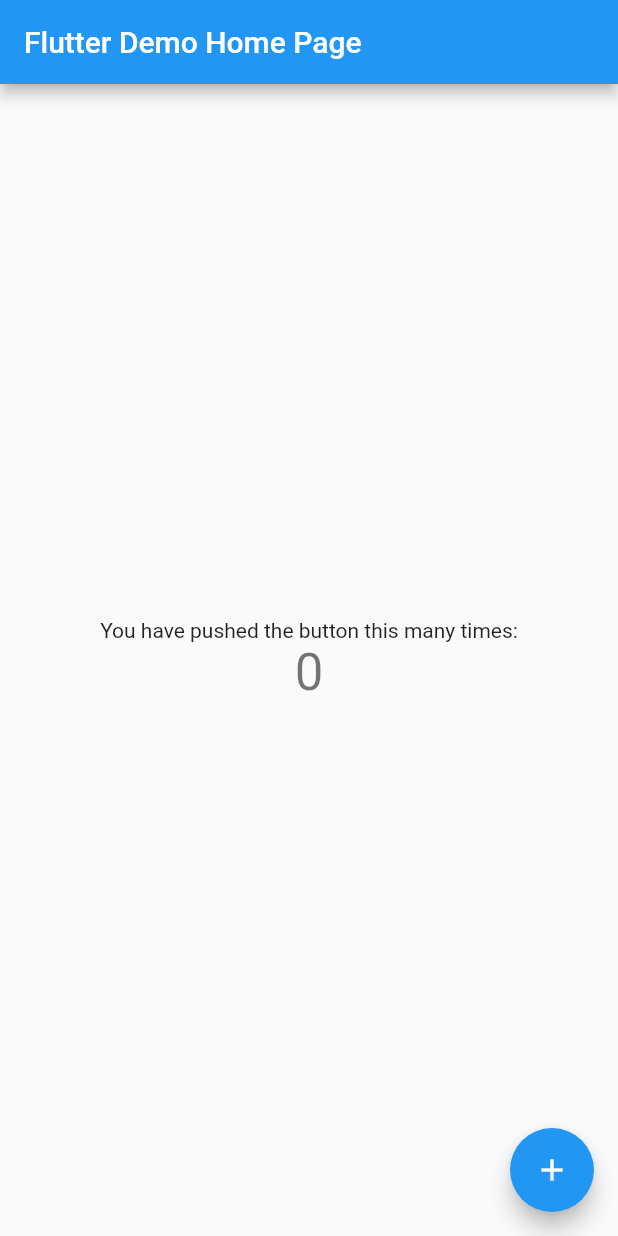
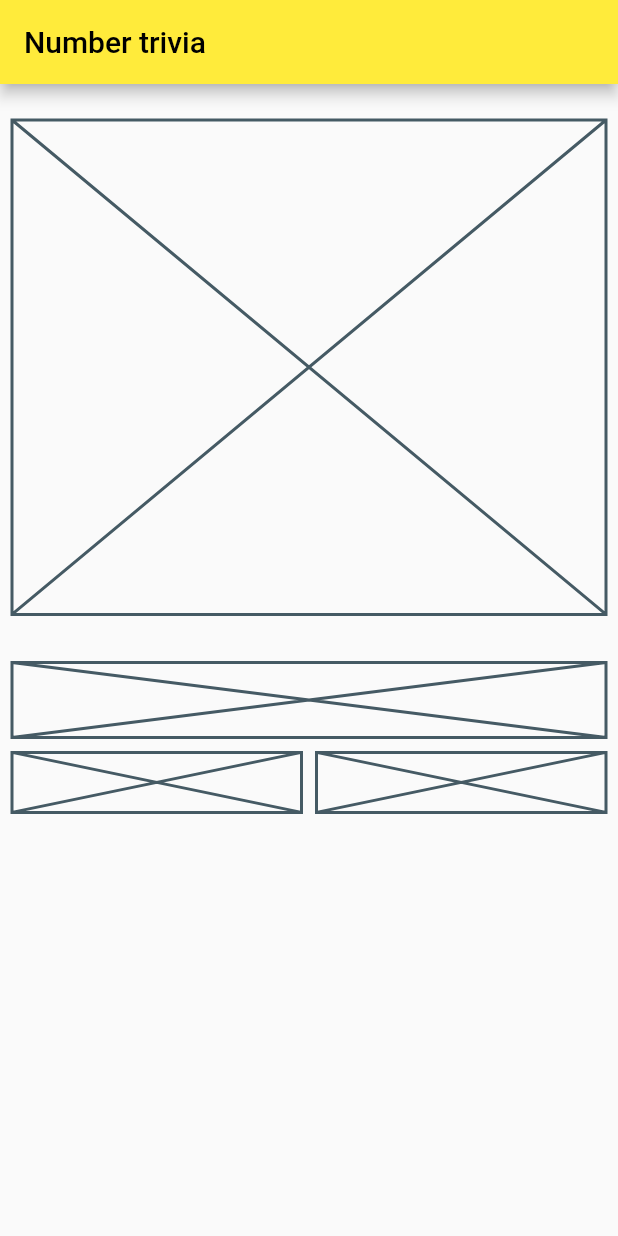
Before and after one commit to Matheus-IT/number_trivia_clean_arch, a Flutter app: the screen it shows after launch, on a phone screen of 412 x 824 dp. Run offline on Flutter 3.47's test engine with Material 2 defaults, Android fonts, the phone set to English and light mode, and no system bars; our stand-ins replace dartz, equatable, flutter_bloc, get_it, shared_preferences; missing offline and left inert: data_connection_checker_nulls.

Commit message:
Basic structure for the number trivia page

```diff
--- /dev/null
+++ b/lib/features/number_trivia/presentation/pages/number_trivia_page.dart
@@ -0,0 +1,60 @@
+import 'package:flutter/material.dart';
+import 'package:flutter_bloc/flutter_bloc.dart';
+import 'package:number_trivia_clean_arch/features/number_trivia/presentation/bloc/number_trivia_bloc.dart';
+import 'package:number_trivia_clean_arch/injection_container.dart';
+
+class NumberTriviaPage extends StatelessWidget {
+  const NumberTriviaPage({super.key});
+
+  @override
+  Widget build(BuildContext context) {
+    return Scaffold(
+      appBar: AppBar(
+        title: const Text('Number trivia'),
+      ),
+      body: BlocProvider(
+        create: (_) => sl<NumberTriviaBloc>(),
+        child: Padding(
+          padding: const EdgeInsets.all(8.0),
+          child: Column(
+            children: [
+              SizedBox(
+                height: 16,
+              ),
+              Container(
+                height: MediaQuery.of(context).size.height / 2.5,
+                child: Placeholder(),
+              ),
+              SizedBox(
+                height: 32,
+              ),
+              Column(
+                children: [
+                  Placeholder(
+                    fallbackHeight: 50,
+                  ),
+                  SizedBox(height: 10),
+                  Row(
+                    children: [
+                      Expanded(
+                          child: Placeholder(
+                        fallbackHeight: 40,
+                      )),
+                      SizedBox(
+                        width: 10,
+                      ),
+                      Expanded(
+                          child: Placeholder(
+                        fallbackHeight: 40,
+                      ))
+                    ],
+                  )
+                ],
+              )
+            ],
+          ),
+        ),
+      ),
+    );
+  }
+}
--- a/lib/injection_container.dart
+++ b/lib/injection_container.dart
@@ -54,5 +54,4 @@ Future<void> init() async {
   sl.registerLazySingleton(() => sharedPreferences);
   sl.registerLazySingleton(() => http.Client());
   sl.registerLazySingleton(() => DataConnectionChecker());
-  // trying to contribute
 }
--- a/lib/main.dart
+++ b/lib/main.dart
@@ -1,7 +1,9 @@
 import 'package:flutter/material.dart';
+import 'package:number_trivia_clean_arch/features/number_trivia/presentation/pages/number_trivia_page.dart';
 import 'package:number_trivia_clean_arch/injection_container.dart' as injection_container;
 
 void main() async {
+  WidgetsFlutterBinding.ensureInitialized();
   await injection_container.init();
   runApp(const MyApp());
 }
@@ -12,58 +14,11 @@ class MyApp extends StatelessWidget {
   @override
   Widget build(BuildContext context) {
     return MaterialApp(
-      title: 'Flutter Demo',
+      title: 'Number Trivia',
       theme: ThemeData(
-        primarySwatch: Colors.blue,
+        primarySwatch: Colors.yellow,
       ),
-      home: const MyHomePage(title: 'Flutter Demo Home Page'),
+      home: const NumberTriviaPage(),
     );
   }
 }
-
-class MyHomePage extends StatefulWidget {
-  const MyHomePage({super.key, required this.title});
-
-  final String title;
-
-  @override
-  State<MyHomePage> createState() => _MyHomePageState();
-}
-
-class _MyHomePageState extends State<MyHomePage> {
-  int _counter = 0;
-
-  void _incrementCounter() {
-    setState(() {
-      _counter++;
-    });
-  }
-
-  @override
-  Widget build(BuildContext context) {
-    return Scaffold(
-      appBar: AppBar(
-        title: Text(widget.title),
-      ),
-      body: Center(
-        child: Column(
-          mainAxisAlignment: MainAxisAlignment.center,
-          children: <Widget>[
-            const Text(
-              'You have pushed the button this many times:',
-            ),
-            Text(
-              '$_counter',
-              style: Theme.of(context).textTheme.headline4,
-            ),
-          ],
-        ),
-      ),
-      floatingActionButton: FloatingActionButton(
-        onPressed: _incrementCounter,
-        tooltip: 'Increment',
-        child: const Icon(Icons.add),
-      ),
-    );
-  }
-}
```
